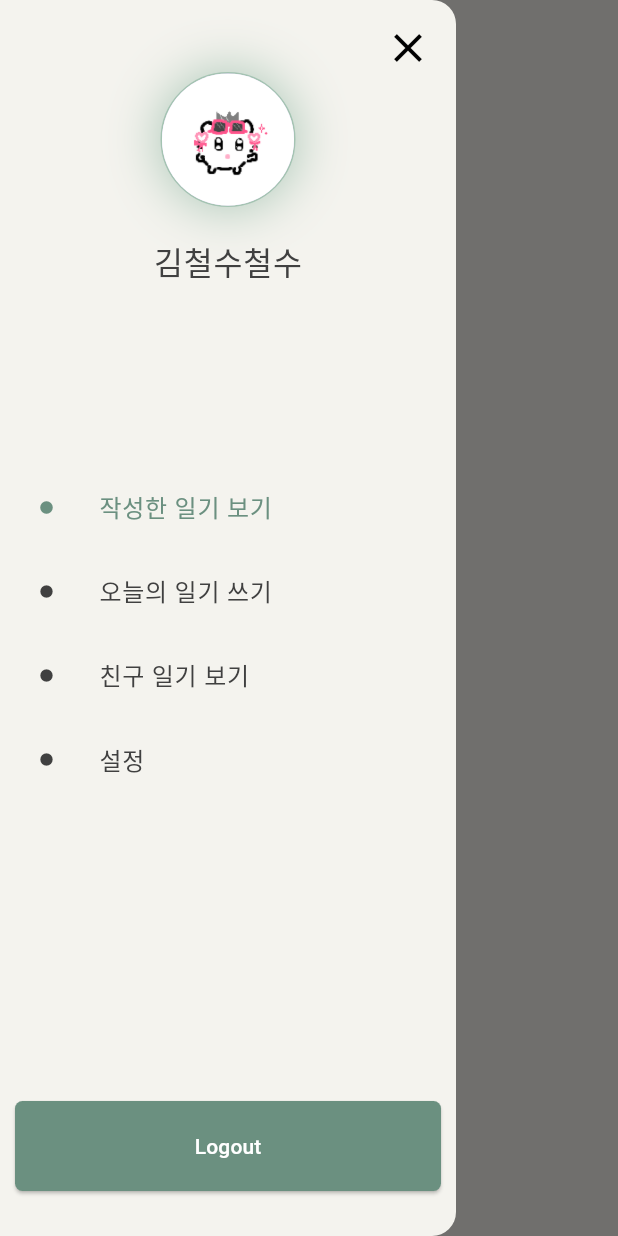
After one commit to nhmin08/share_diary, a Flutter app: the HomeView screen opened directly, with the side drawer open, on a phone screen of 412 x 824 dp. The commit adds this screen. Run offline on Flutter 3.47's test engine with Material 3 defaults, Android fonts, the phone set to English and light mode, and no system bars; our stand-ins replace dio, flutter_secure_storage, get; missing offline and left inert: check_sign_up_format; accounts and stored records are empty; Roboto replaces fonts that are missing (MaruBuri).

Commit message:
feat: 홈 화면 추가

```diff
--- /dev/null
+++ b/lib/constants/images.dart
@@ -0,0 +1 @@
+const String testImg1 = 'assets/images/test_img1.png';
--- a/lib/single_import.dart
+++ b/lib/single_import.dart
@@ -9,8 +9,13 @@ export 'package:share_diary/view/test/test_two_view.dart';
 
 export 'package:share_diary/view/login_view.dart';
 
+export 'package:share_diary/view/home/home_view.dart';
+export 'package:share_diary/view/home/components/home_drawer.dart';
+
 //view model
 export 'package:share_diary/view_model/login_view_model.dart';
+
+export 'package:share_diary/view_model/home/home_view_model.dart';
 
 //model
 
--- a/lib/view/components/my_appbar.dart
+++ b/lib/view/components/my_appbar.dart
@@ -50,4 +50,23 @@ class MyAppBar {
       elevation: 0,
     );
   }
+
+  AppBar hamburgerAppbar(){
+    // return AppBar(
+    //   leading: IconButton(
+    //     onPressed: () {
+    //       callback!();
+    //     },
+    //     icon: Icon(Icons.menu, color: myColors.myColorGray500),
+    //   ),
+    //   backgroundColor: Colors.transparent,
+    //   elevation: 0,
+    // );
+
+    return AppBar(
+      iconTheme: IconThemeData(color: myColors.myColorGray500),
+      backgroundColor: Colors.transparent,
+      elevation: 0,
+    );
+  }
 }
--- /dev/null
+++ b/lib/view/home/components/home_drawer.dart
@@ -0,0 +1,161 @@
+import 'package:flutter/material.dart';
+import 'package:get/get.dart';
+
+import 'package:share_diary/single_import.dart';
+import 'package:share_diary/constants/images.dart' as images;
+
+class HomeDrawer extends StatefulWidget {
+  const HomeDrawer({super.key});
+
+  @override
+  State<HomeDrawer> createState() => HomeDrawerState();
+}
+
+class HomeDrawerState extends State<HomeDrawer> {
+  MyButton myButton = MyButton();
+
+  HomeViewModel homeViewModel = Get.put(HomeViewModel());
+
+  @override
+  Widget build(BuildContext context) {
+    return Drawer(
+      backgroundColor: myColors.myColorBackground,
+      surfaceTintColor: myColors.myColorBackground,
+      child: CustomScrollView(
+        slivers: [
+          SliverFillRemaining(
+            hasScrollBody: false,
+            child: Column(children: [
+              SizedBox(
+                  height: 210 + MediaQuery.of(context).padding.top,
+                  child: Theme(
+                      data: ThemeData(
+                          dividerTheme: const DividerThemeData(
+                        color: Colors.transparent,
+                      )),
+                      child: DrawerHeader(
+                        child: Column(
+                          children: [closeButton(), circleImg(), nameText()],
+                        ),
+                      ))),
+              const Spacer(),
+              Padding(
+                padding: const EdgeInsetsDirectional.fromSTEB(10, 0, 10, 0),
+                child: Column(
+                  children: [
+                    listTile(0, '작성한 일기 보기'),
+                    listTile(1, '오늘의 일기 쓰기'),
+                    listTile(2, '친구 일기 보기'),
+                    listTile(3, '설정'),
+                    // myButton.normalButton(
+                    //     double.infinity, 60, true, () {}, 'Logout')
+                  ],
+                ),
+              ),
+              const Spacer(flex: 2),
+              Padding(
+                padding: EdgeInsetsDirectional.fromSTEB(
+                    10, 0, 10, 30 + MediaQuery.of(context).padding.bottom),
+                child: myButton.normalButton(
+                    double.infinity, 60, true, () {}, 'Logout'),
+              )
+            ]),
+          )
+        ],
+      ),
+    );
+  }
+
+  Widget closeButton() {
+    return Row(
+      children: [
+        const Spacer(),
+        GestureDetector(
+          onTap: () {
+            Get.back();
+          },
+          child: SizedBox(
+              width: 32,
+              height: 32,
+              child:
+                  Icon(Icons.close, size: 32, color: myColors.myColorGray500)),
+        )
+      ],
+    );
+  }
+
+  Widget circleImg() {
+    return Container(
+      height: 90,
+      margin: const EdgeInsets.only(
+        left: 38.5,
+        right: 38.5,
+      ),
+      decoration: BoxDecoration(
+        shape: BoxShape.circle,
+        border: Border.all(
+          color: myColors.myColorGreen400!,
+          width: 1,
+        ),
+        boxShadow: [
+          BoxShadow(
+            color: myColors.myColorGreen400!,
+            offset: const Offset(0, 0),
+            blurRadius: 30,
+            spreadRadius: 0,
+          ),
+        ],
+      ),
+      child: const CircleAvatar(
+          backgroundImage: AssetImage(images.testImg1), radius: 45.0),
+    );
+  }
+
+  Widget nameText() {
+    return Padding(
+        padding: const EdgeInsetsDirectional.only(top: 20),
+        child: SizedBox(
+            height: 35,
+            child: Text(
+              '김철수철수',
+              style: TextStyle(
+                  color: myColors.myColorGray400!,
+                  fontSize: 21,
+                  fontWeight: FontWeight.w500,
+                  fontFamily: 'MaruBuri' //전체 적용이 안됨
+                  ),
+            )));
+  }
+
+  Widget listTile(int index, String title) {
+    return ListTile(
+      leading: (homeViewModel.selectedIndex.value == index)
+          ? Icon(
+              Icons.circle_rounded,
+              size: 10,
+              color: myColors.myColorGreen500,
+            )
+          : Icon(
+              Icons.circle_rounded,
+              size: 10,
+              color: myColors.myColorGray400,
+            ),
+      title: Text(
+        title,
+        style: TextStyle(
+            color: (homeViewModel.selectedIndex.value == index)
+                ? myColors.myColorGreen500!
+                : myColors.myColorGray400!,
+            fontSize: 16,
+            fontWeight: FontWeight.w500,
+            fontFamily: 'MaruBuri' //전체 적용이 안됨
+            ),
+      ),
+      selected: homeViewModel.selectedIndex.value == index,
+      onTap: () {
+        homeViewModel.onItemTapped(index);
+        Get.back();
+      },
+    );
+  }
+}
--- /dev/null
+++ b/lib/view/home/home_view.dart
@@ -0,0 +1,35 @@
+import 'package:flutter/material.dart';
+import 'package:get/get.dart';
+
+import 'package:share_diary/single_import.dart';
+
+class HomeView extends StatefulWidget {
+  const HomeView({super.key});
+
+  @override
+  State<HomeView> createState() => HomeViewState();
+}
+
+class HomeViewState extends State<HomeView> {
+  HomeViewModel homeViewModel = Get.put(HomeViewModel());
+
+  MyAppBar myAppBar = MyAppBar();
+
+  @override
+  Widget build(BuildContext context) {
+    return Scaffold(
+      backgroundColor: myColors.myColorBackground,
+      appBar: myAppBar.hamburgerAppbar(),
+      drawer: const HomeDrawer(),
+      body: Obx(() => Stack(
+            children: [
+              Center(
+                child: homeViewModel
+                    .widgetOptions[homeViewModel.selectedIndex.value],
+              ),
+              //const CallScreenView()
+            ],
+          )),
+    );
+  }
+}
--- /dev/null
+++ b/lib/view_model/home/home_view_model.dart
@@ -0,0 +1,27 @@
+import 'package:flutter/cupertino.dart';
+import 'package:flutter/material.dart';
+import 'package:get/get.dart';
+
+class HomeViewModel extends GetxController {
+  RxInt selectedIndex = 0.obs;
+
+  List<Widget> widgetOptions = <Widget>[
+    const Center(
+      child: Text('작성한 일기 보기'),
+    ),
+    const Center(
+      child: Text('오늘의 일기 쓰기'),
+    ),
+    const Center(
+      child: Text('친구 일기 보기'),
+    ),
+    const Center(
+      child: Text('설정'),
+    )
+  ];
+
+  onItemTapped(int index) {
+    selectedIndex.value = index;
+    debugPrint('index: ${selectedIndex.value}');
+  }
+}
--- a/lib/view_model/login_view_model.dart
+++ b/lib/view_model/login_view_model.dart
@@ -73,6 +73,9 @@ class LoginViewModel extends GetxController{
       //   }
       // }
       // return response;
+
+      //삭제 예정
+      Get.off(() => const HomeView());
     }else{
       return;
     }
--- a/pubspec.yaml
+++ b/pubspec.yaml
@@ -64,9 +64,8 @@ flutter:
   uses-material-design: true
 
   # To add assets to your application, add an assets section, like this:
-  # assets:
-  #   - images/a_dot_burr.jpeg
-  #   - images/a_dot_ham.jpeg
+  assets:
+    - assets/images/
 
   # An image asset can refer to one or more resolution-specific "variants", see
   # https://flutter.dev/assets-and-images/#resolution-aware
```
Also changed, not shown: assets/images/test_img1.png (added).
